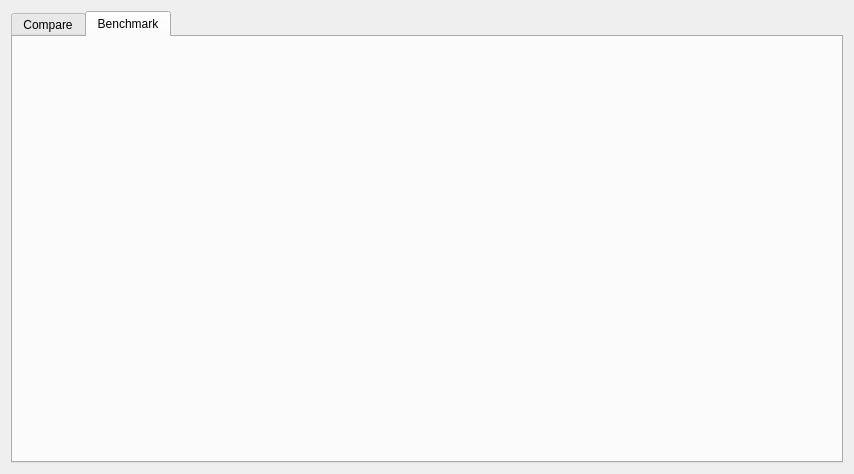
stampho/qt-fourier-demo, file mainwindow.ui: the form before one commit.
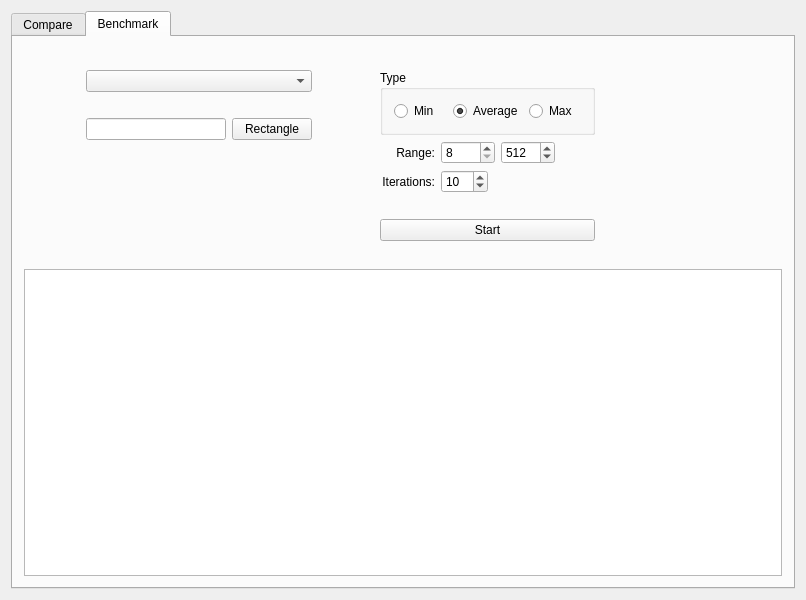
The form after the commit. The open tabs and pages were chosen to show the change.

What changed in the file:
```diff
--- a/mainwindow.ui
+++ b/mainwindow.ui
@@ -6,15 +6,15 @@
    <rect>
     <x>0</x>
     <y>0</y>
-    <width>854</width>
-    <height>474</height>
+    <width>800</width>
+    <height>600</height>
    </rect>
   </property>
   <property name="windowTitle">
    <string>Qt Fourier Demo</string>
   </property>
   <widget class="QWidget" name="centralWidget">
-   <layout class="QVBoxLayout" name="verticalLayout_2">
+   <layout class="QVBoxLayout" name="verticalLayout_5">
     <item>
      <widget class="QTabWidget" name="tabWidget">
       <property name="currentIndex">
@@ -467,6 +467,410 @@
        <attribute name="title">
         <string>Benchmark</string>
        </attribute>
+       <layout class="QVBoxLayout" name="verticalLayout_6">
+        <item>
+         <widget class="QWidget" name="widget" native="true">
+          <property name="sizePolicy">
+           <sizepolicy hsizetype="Preferred" vsizetype="Fixed">
+            <horstretch>0</horstretch>
+            <verstretch>0</verstretch>
+           </sizepolicy>
+          </property>
+          <property name="minimumSize">
+           <size>
+            <width>758</width>
+            <height>0</height>
+           </size>
+          </property>
+          <layout class="QHBoxLayout" name="horizontalLayout_11">
+           <item>
+            <widget class="QWidget" name="widget_3" native="true">
+             <property name="sizePolicy">
+              <sizepolicy hsizetype="Preferred" vsizetype="Preferred">
+               <horstretch>0</horstretch>
+               <verstretch>0</verstretch>
+              </sizepolicy>
+             </property>
+             <property name="minimumSize">
+              <size>
+               <width>0</width>
+               <height>0</height>
+              </size>
+             </property>
+             <layout class="QVBoxLayout" name="verticalLayout_2">
+              <item>
+               <layout class="QHBoxLayout" name="horizontalLayout_7">
+                <item>
+                 <spacer name="horizontalSpacer_13">
+                  <property name="orientation">
+                   <enum>Qt::Horizontal</enum>
+                  </property>
+                  <property name="sizeType">
+                   <enum>QSizePolicy::Fixed</enum>
+                  </property>
+                  <property name="sizeHint" stdset="0">
+                   <size>
+                    <width>40</width>
+                    <height>20</height>
+                   </size>
+                  </property>
+                 </spacer>
+                </item>
+                <item>
+                 <widget class="QComboBox" name="benchFtCombo">
+                  <property name="sizePolicy">
+                   <sizepolicy hsizetype="MinimumExpanding" vsizetype="Fixed">
+                    <horstretch>0</horstretch>
+                    <verstretch>0</verstretch>
+                   </sizepolicy>
+                  </property>
+                  <property name="minimumSize">
+                   <size>
+                    <width>100</width>
+                    <height>0</height>
+                   </size>
+                  </property>
+                 </widget>
+                </item>
+                <item>
+                 <spacer name="horizontalSpacer_17">
+                  <property name="orientation">
+                   <enum>Qt::Horizontal</enum>
+                  </property>
+                  <property name="sizeType">
+                   <enum>QSizePolicy::Fixed</enum>
+                  </property>
+                  <property name="sizeHint" stdset="0">
+                   <size>
+                    <width>40</width>
+                    <height>20</height>
+                   </size>
+                  </property>
+                 </spacer>
+                </item>
+               </layout>
+              </item>
+              <item>
+               <spacer name="verticalSpacer_2">
+                <property name="orientation">
+                 <enum>Qt::Vertical</enum>
+                </property>
+                <property name="sizeType">
+                 <enum>QSizePolicy::Fixed</enum>
+                </property>
+                <property name="sizeHint" stdset="0">
+                 <size>
+                  <width>20</width>
+                  <height>20</height>
+                 </size>
+                </property>
+               </spacer>
+              </item>
+              <item>
+               <layout class="QHBoxLayout" name="horizontalLayout_8">
+                <item>
+                 <spacer name="horizontalSpacer_15">
+                  <property name="orientation">
+                   <enum>Qt::Horizontal</enum>
+                  </property>
+                  <property name="sizeType">
+                   <enum>QSizePolicy::Fixed</enum>
+                  </property>
+                  <property name="sizeHint" stdset="0">
+                   <size>
+                    <width>40</width>
+                    <height>20</height>
+                   </size>
+                  </property>
+                 </spacer>
+                </item>
+                <item>
+                 <widget class="QLineEdit" name="benchInputLine">
+                  <property name="sizePolicy">
+                   <sizepolicy hsizetype="Fixed" vsizetype="Fixed">
+                    <horstretch>0</horstretch>
+                    <verstretch>0</verstretch>
+                   </sizepolicy>
+                  </property>
+                  <property name="minimumSize">
+                   <size>
+                    <width>140</width>
+                    <height>0</height>
+                   </size>
+                  </property>
+                 </widget>
+                </item>
+                <item>
+                 <widget class="QPushButton" name="benchRectButton">
+                  <property name="sizePolicy">
+                   <sizepolicy hsizetype="Fixed" vsizetype="Fixed">
+                    <horstretch>0</horstretch>
+                    <verstretch>0</verstretch>
+                   </sizepolicy>
+                  </property>
+                  <property name="text">
+                   <string>Rectangle</string>
+                  </property>
+                 </widget>
+                </item>
+                <item>
+                 <spacer name="horizontalSpacer_16">
+                  <property name="orientation">
+                   <enum>Qt::Horizontal</enum>
+                  </property>
+                  <property name="sizeType">
+                   <enum>QSizePolicy::Fixed</enum>
+                  </property>
+                  <property name="sizeHint" stdset="0">
+                   <size>
+                    <width>40</width>
+                    <height>20</height>
+                   </size>
+                  </property>
+                 </spacer>
+                </item>
+               </layout>
+              </item>
+              <item>
+               <spacer name="verticalSpacer_3">
+                <property name="orientation">
+                 <enum>Qt::Vertical</enum>
+                </property>
+                <property name="sizeHint" stdset="0">
+                 <size>
+                  <width>20</width>
+                  <height>76</height>
+                 </size>
+                </property>
+               </spacer>
+              </item>
+             </layout>
+            </widget>
+           </item>
+           <item>
+            <widget class="QWidget" name="widget_2" native="true">
+             <property name="sizePolicy">
+              <sizepolicy hsizetype="Preferred" vsizetype="Fixed">
+               <horstretch>0</horstretch>
+               <verstretch>0</verstretch>
+              </sizepolicy>
+             </property>
+             <layout class="QVBoxLayout" name="verticalLayout_4">
+              <item>
+               <widget class="QGroupBox" name="groupBox">
+                <property name="title">
+                 <string>Type</string>
+                </property>
+                <layout class="QHBoxLayout" name="horizontalLayout_6">
+                 <item>
+                  <widget class="QRadioButton" name="benchMinRB">
+                   <property name="text">
+                    <string>Min</string>
+                   </property>
+                  </widget>
+                 </item>
+                 <item>
+                  <widget class="QRadioButton" name="benchAverageRB">
+                   <property name="text">
+                    <string>Average</string>
+                   </property>
+                   <property name="checked">
+                    <bool>true</bool>
+                   </property>
+                  </widget>
+                 </item>
+                 <item>
+                  <widget class="QRadioButton" name="benchMaxRB">
+                   <property name="text">
+                    <string>Max</string>
+                   </property>
+                  </widget>
+                 </item>
+                </layout>
+               </widget>
+              </item>
+              <item>
+               <layout class="QHBoxLayout" name="horizontalLayout_9">
+                <item>
+                 <widget class="QLabel" name="label_3">
+                  <property name="sizePolicy">
+                   <sizepolicy hsizetype="Fixed" vsizetype="Preferred">
+                    <horstretch>0</horstretch>
+                    <verstretch>0</verstretch>
+                   </sizepolicy>
+                  </property>
+                  <property name="minimumSize">
+                   <size>
+                    <width>55</width>
+                    <height>0</height>
+                   </size>
+                  </property>
+                  <property name="text">
+                   <string>Range:</string>
+                  </property>
+                  <property name="alignment">
+                   <set>Qt::AlignRight|Qt::AlignTrailing|Qt::AlignVCenter</set>
+                  </property>
+                 </widget>
+                </item>
+                <item>
+                 <widget class="QSpinBox" name="rangeMinSB">
+                  <property name="minimum">
+                   <number>8</number>
+                  </property>
+                  <property name="maximum">
+                   <number>8192</number>
+                  </property>
+                 </widget>
+                </item>
+                <item>
+                 <widget class="QSpinBox" name="rangeMaxSB">
+                  <property name="minimum">
+                   <number>8</number>
+                  </property>
+                  <property name="maximum">
+                   <number>8192</number>
+                  </property>
+                  <property name="value">
+                   <number>512</number>
+                  </property>
+                 </widget>
+                </item>
+                <item>
+                 <spacer name="horizontalSpacer_18">
+                  <property name="orientation">
+                   <enum>Qt::Horizontal</enum>
+                  </property>
+                  <property name="sizeType">
+                   <enum>QSizePolicy::MinimumExpanding</enum>
+                  </property>
+                  <property name="sizeHint" stdset="0">
+                   <size>
+                    <width>40</width>
+                    <height>20</height>
+                   </size>
+                  </property>
+                 </spacer>
+                </item>
+               </layout>
+              </item>
+              <item>
+               <layout class="QHBoxLayout" name="horizontalLayout_10">
+                <item>
+                 <widget class="QLabel" name="label_4">
+                  <property name="sizePolicy">
+                   <sizepolicy hsizetype="Fixed" vsizetype="Preferred">
+                    <horstretch>0</horstretch>
+                    <verstretch>0</verstretch>
+                   </sizepolicy>
+                  </property>
+                  <property name="minimumSize">
+                   <size>
+                    <width>55</width>
+                    <height>0</height>
+                   </size>
+                  </property>
+                  <property name="text">
+                   <string>Iterations:</string>
+                  </property>
+                  <property name="alignment">
+                   <set>Qt::AlignRight|Qt::AlignTrailing|Qt::AlignVCenter</set>
+                  </property>
+                 </widget>
+                </item>
+                <item>
+                 <widget class="QSpinBox" name="benchIterRB">
+                  <property name="minimum">
+                   <number>1</number>
+                  </property>
+                  <property name="maximum">
+                   <number>100</number>
+                  </property>
+                  <property name="value">
+                   <number>10</number>
+                  </property>
+                 </widget>
+                </item>
+                <item>
+                 <spacer name="horizontalSpacer_19">
+                  <property name="orientation">
+                   <enum>Qt::Horizontal</enum>
+                  </property>
+                  <property name="sizeType">
+                   <enum>QSizePolicy::MinimumExpanding</enum>
+                  </property>
+                  <property name="sizeHint" stdset="0">
+                   <size>
+                    <width>40</width>
+                    <height>20</height>
+                   </size>
+                  </property>
+                 </spacer>
+                </item>
+               </layout>
+              </item>
+              <item>
+               <spacer name="verticalSpacer">
+                <property name="orientation">
+                 <enum>Qt::Vertical</enum>
+                </property>
+                <property name="sizeType">
+                 <enum>QSizePolicy::Fixed</enum>
+                </property>
+                <property name="sizeHint" stdset="0">
+                 <size>
+                  <width>20</width>
+                  <height>20</height>
+                 </size>
+                </property>
+               </spacer>
+              </item>
+              <item>
+               <widget class="QPushButton" name="startBenchButton">
+                <property name="text">
+                 <string>Start</string>
+                </property>
+               </widget>
+              </item>
+             </layout>
+             <zorder>startBenchButton</zorder>
+             <zorder>groupBox</zorder>
+             <zorder>verticalSpacer</zorder>
+             <zorder>layoutWidget</zorder>
+             <zorder>layoutWidget_2</zorder>
+             <zorder>label_4</zorder>
+            </widget>
+           </item>
+           <item>
+            <spacer name="horizontalSpacer_21">
+             <property name="orientation">
+              <enum>Qt::Horizontal</enum>
+             </property>
+             <property name="sizeHint" stdset="0">
+              <size>
+               <width>40</width>
+               <height>20</height>
+              </size>
+             </property>
+            </spacer>
+           </item>
+          </layout>
+         </widget>
+        </item>
+        <item>
+         <widget class="QTextEdit" name="resultView">
+          <property name="sizePolicy">
+           <sizepolicy hsizetype="Expanding" vsizetype="Expanding">
+            <horstretch>0</horstretch>
+            <verstretch>0</verstretch>
+           </sizepolicy>
+          </property>
+          <property name="readOnly">
+           <bool>true</bool>
+          </property>
+         </widget>
+        </item>
+       </layout>
       </widget>
      </widget>
     </item>
```
Left out of the diff: 8 changed lines with no effect on the pictures.
